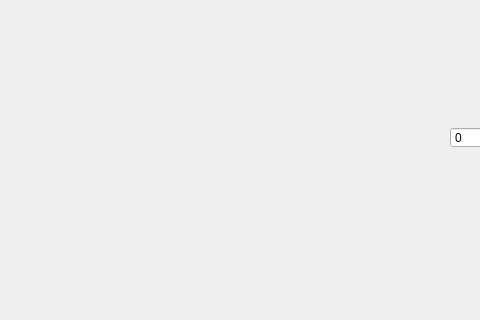
Before: the Qt Designer form mainform.ui in student-proger/colomusiccc, drawn with Qt 5; both pictures show x 0 to 480 and y 93 to 413 of the 831 by 413 pixel window.
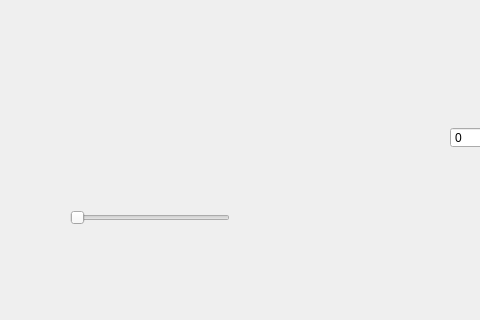
After: the same form once the commit is applied.

```diff
--- a/mainform.ui
+++ b/mainform.ui
@@ -34,6 +34,19 @@
      </rect>
     </property>
    </widget>
+   <widget class="QSlider" name="horizontalSlider">
+    <property name="geometry">
+     <rect>
+      <x>70</x>
+      <y>300</y>
+      <width>160</width>
+      <height>22</height>
+     </rect>
+    </property>
+    <property name="orientation">
+     <enum>Qt::Horizontal</enum>
+    </property>
+   </widget>
   </widget>
   <widget class="QMenuBar" name="menubar">
    <property name="geometry">
```
